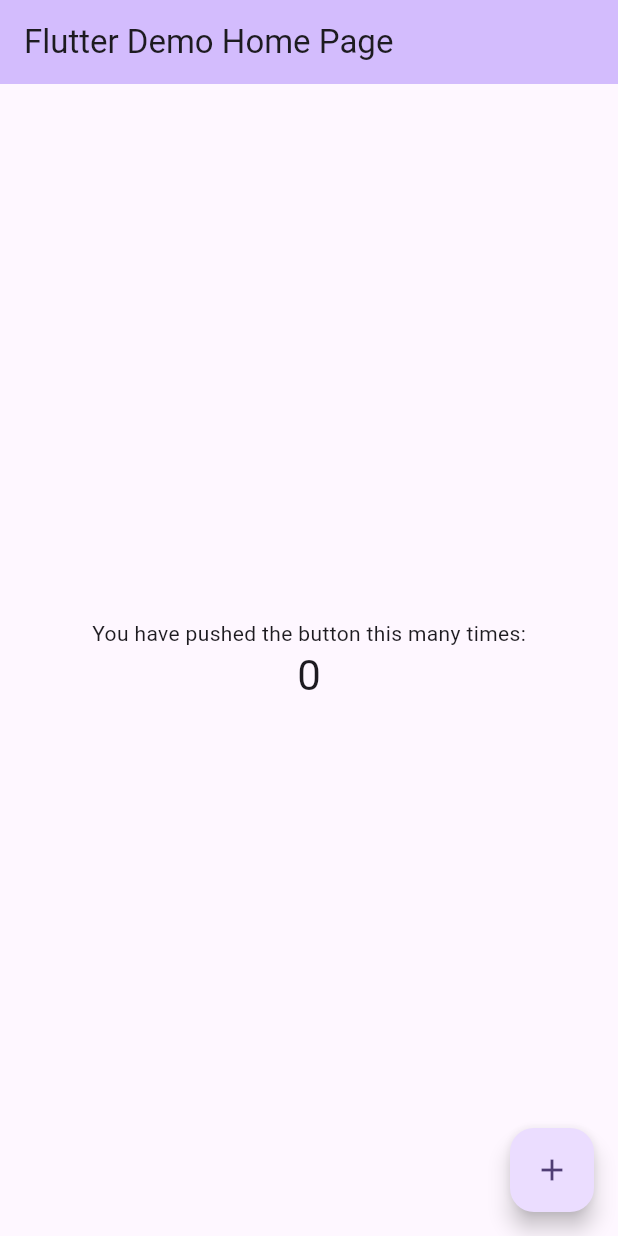
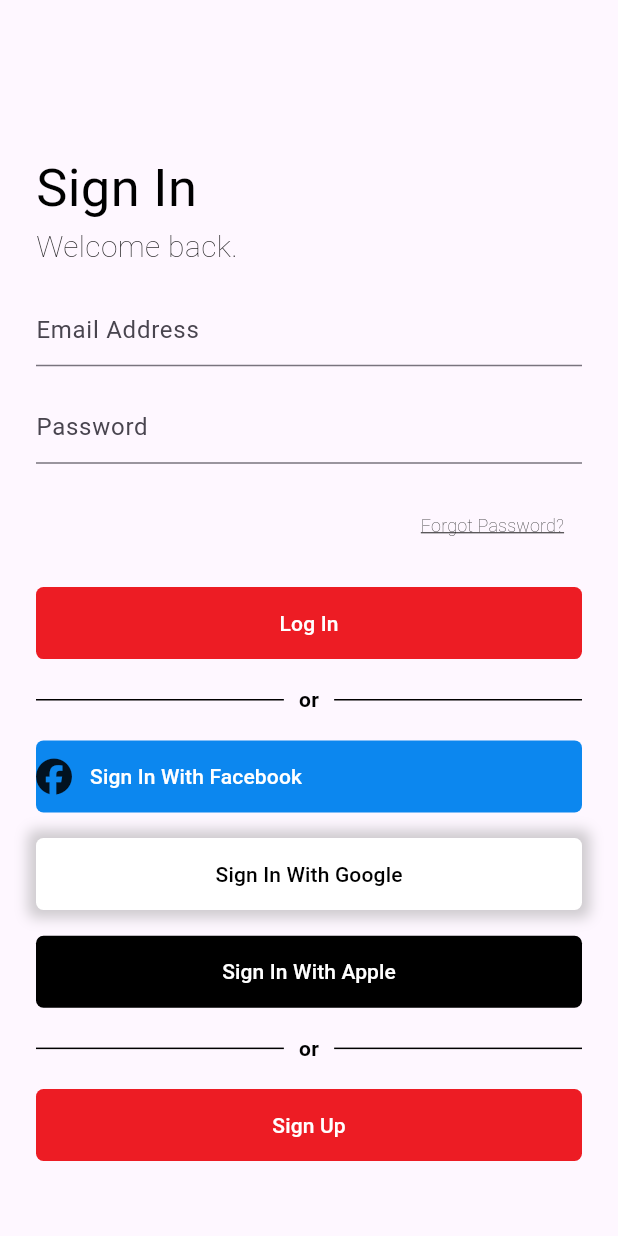
Before and after one commit to pabin1/afterhours-copy, a Flutter app: the screen it shows after launch, on a phone screen of 412 x 824 dp. Run offline on Flutter 3.47's test engine with Material 3 defaults, Android fonts, the light colour scheme and no system bars; our stand-ins replace font_awesome_flutter; Roboto replaces fonts that are missing (Poppins).

Commit message:
Log In page rendering done

```diff
--- /dev/null
+++ b/client/lib/constants/colors.dart
@@ -0,0 +1,5 @@
+import 'package:flutter/material.dart';
+
+const red = Color(0xFFED1C24);
+const white = Color(0xFFFFFFFF);
+const black = Color(0xFF000000);
--- a/client/lib/main.dart
+++ b/client/lib/main.dart
@@ -1,125 +1,14 @@
 import 'package:flutter/material.dart';
+import 'package:praxis_afterhours/views/sign_in_view.dart';
 
 void main() {
-  runApp(const MyApp());
-}
-
-class MyApp extends StatelessWidget {
-  const MyApp({super.key});
-
-  // This widget is the root of your application.
-  @override
-  Widget build(BuildContext context) {
-    return MaterialApp(
+  runApp(
+    MaterialApp(
       title: 'Flutter Demo',
       theme: ThemeData(
-        // This is the theme of your application.
-        //
-        // TRY THIS: Try running your application with "flutter run". You'll see
-        // the application has a purple toolbar. Then, without quitting the app,
-        // try changing the seedColor in the colorScheme below to Colors.green
-        // and then invoke "hot reload" (save your changes or press the "hot
-        // reload" button in a Flutter-supported IDE, or press "r" if you used
-        // the command line to start the app).
-        //
-        // Notice that the counter didn't reset back to zero; the application
-        // state is not lost during the reload. To reset the state, use hot
-        // restart instead.
-        //
-        // This works for code too, not just values: Most code changes can be
-        // tested with just a hot reload.
-        colorScheme: ColorScheme.fromSeed(seedColor: Colors.deepPurple),
-        useMaterial3: true,
+        fontFamily: "Poppins",
       ),
-      home: const MyHomePage(title: 'Flutter Demo Home Page'),
-    );
-  }
+      home: const SignInView(),
+    ),
+  );
 }
-
-class MyHomePage extends StatefulWidget {
-  const MyHomePage({super.key, required this.title});
-
-  // This widget is the home page of your application. It is stateful, meaning
-  // that it has a State object (defined below) that contains fields that affect
-  // how it looks.
-
-  // This class is the configuration for the state. It holds the values (in this
-  // case the title) provided by the parent (in this case the App widget) and
-  // used by the build method of the State. Fields in a Widget subclass are
-  // always marked "final".
-
-  final String title;
-
-  @override
-  State<MyHomePage> createState() => _MyHomePageState();
-}
-
-class _MyHomePageState extends State<MyHomePage> {
-  int _counter = 0;
-
-  void _incrementCounter() {
-    setState(() {
-      // This call to setState tells the Flutter framework that something has
-      // changed in this State, which causes it to rerun the build method below
-      // so that the display can reflect the updated values. If we changed
-      // _counter without calling setState(), then the build method would not be
-      // called again, and so nothing would appear to happen.
-      _counter++;
-    });
-  }
-
-  @override
-  Widget build(BuildContext context) {
-    // This method is rerun every time setState is called, for instance as done
-    // by the _incrementCounter method above.
-    //
-    // The Flutter framework has been optimized to make rerunning build methods
-    // fast, so that you can just rebuild anything that needs updating rather
-    // than having to individually change instances of widgets.
-    return Scaffold(
-      appBar: AppBar(
-        // TRY THIS: Try changing the color here to a specific color (to
-        // Colors.amber, perhaps?) and trigger a hot reload to see the AppBar
-        // change color while the other colors stay the same.
-        backgroundColor: Theme.of(context).colorScheme.inversePrimary,
-        // Here we take the value from the MyHomePage object that was created by
-        // the App.build method, and use it to set our appbar title.
-        title: Text(widget.title),
-      ),
-      body: Center(
-        // Center is a layout widget. It takes a single child and positions it
-        // in the middle of the parent.
-        child: Column(
-          // Column is also a layout widget. It takes a list of children and
-          // arranges them vertically. By default, it sizes itself to fit its
-          // children horizontally, and tries to be as tall as its parent.
-          //
-          // Column has various properties to control how it sizes itself and
-          // how it positions its children. Here we use mainAxisAlignment to
-          // center the children vertically; the main axis here is the vertical
-          // axis because Columns are vertical (the cross axis would be
-          // horizontal).
-          //
-          // TRY THIS: Invoke "debug painting" (choose the "Toggle Debug Paint"
-          // action in the IDE, or press "p" in the console), to see the
-          // wireframe for each widget.
-          mainAxisAlignment: MainAxisAlignment.center,
-          children: <Widget>[
-            const Text(
-              'You have pushed the button this many times:',
-            ),
-            Text(
-              '$_counter',
-              style: Theme.of(context).textTheme.headlineMedium,
-            ),
-          ],
-        ),
-      ),
-      floatingActionButton: FloatingActionButton(
-        onPressed: _incrementCounter,
-        tooltip: 'Increment',
-        child: const Icon(Icons.add),
-      ), // This trailing comma makes auto-formatting nicer for build methods.
-    );
-  }
-}
--- /dev/null
+++ b/client/lib/views/sign_in_view.dart
@@ -0,0 +1,211 @@
+import 'package:flutter/material.dart';
+import 'package:font_awesome_flutter/font_awesome_flutter.dart';
+import 'package:praxis_afterhours/constants/colors.dart';
+
+class SignInView extends StatelessWidget {
+  const SignInView({super.key});
+
+  @override
+  Widget build(BuildContext context) {
+    return Scaffold(
+      body: Container(
+        //Setting the margins of the content of the view.
+        margin: const EdgeInsets.only(
+          left: 24.0,
+          right: 24.0,
+          top: 100,
+          bottom: 50,
+        ),
+        //Column holding the content of the view
+        child: Column(
+          mainAxisAlignment: MainAxisAlignment.spaceBetween,
+          crossAxisAlignment: CrossAxisAlignment.stretch,
+          children: [
+            // "Sign In" and "Welcome back."
+            Container(
+              alignment: Alignment.centerLeft,
+              child: const Column(
+                crossAxisAlignment: CrossAxisAlignment.start,
+                children: [
+                  Text(
+                    "Sign In",
+                    style: TextStyle(
+                      fontSize: 35,
+                      fontWeight: FontWeight.normal,
+                      color: black,
+                    ),
+                  ),
+                  Text(
+                    "Welcome back.",
+                    style: TextStyle(
+                      fontSize: 20,
+                      fontWeight: FontWeight.w100,
+                      color: black,
+                    ),
+                  ),
+                ],
+              ),
+            ),
+            //Email Address
+            const TextField(
+              decoration: InputDecoration(
+                hintText: "Email Address",
+              ),
+            ),
+            //Password
+            const TextField(
+              obscureText: true,
+              decoration: InputDecoration(
+                hintText: "Password",
+              ),
+            ),
+            //Forgot Password
+            Container(
+              alignment: Alignment.topRight,
+              child: TextButton(
+                onPressed: () {},
+                child: const Text(
+                  "Forgot Password?",
+                  style: TextStyle(
+                    color: black,
+                    fontSize: 12,
+                    fontWeight: FontWeight.w100,
+                    decoration: TextDecoration.underline,
+                    decorationColor: black,
+                  ),
+                ),
+              ),
+            ),
+            //Log In
+            Container(
+              decoration: const BoxDecoration(
+                color: red,
+                borderRadius: BorderRadius.all(Radius.circular(5)),
+              ),
+              child: TextButton(
+                onPressed: () async {},
+                child: const Text(
+                  "Log In",
+                  style: TextStyle(
+                    color: white,
+                  ),
+                ),
+              ),
+            ),
+            //Divider (----or-----)
+            Row(
+              children: [
+                Expanded(
+                  child: Container(
+                    margin: const EdgeInsets.only(right: 10),
+                    child: const Divider(color: black),
+                  ),
+                ),
+                const Text("or",
+                    style: TextStyle(
+                      color: black,
+                      fontWeight: FontWeight.bold,
+                    )),
+                Expanded(
+                  child: Container(
+                    margin: const EdgeInsets.only(left: 10),
+                    child: const Divider(color: black),
+                  ),
+                ),
+              ],
+            ),
+            //Sign In with Facebook
+            Container(
+              decoration: const BoxDecoration(
+                color: Color.fromARGB(255, 12, 135, 239),
+                borderRadius: BorderRadius.all(Radius.circular(5)),
+              ),
+              child: Row(
+                children: [
+                  const Icon(
+                    FontAwesomeIcons.facebook,
+                  ),
+                  TextButton(
+                    onPressed: () async {},
+                    child: const Text(
+                      "Sign In With Facebook",
+                      style: TextStyle(color: white),
+                    ),
+                  ),
+                ],
+              ),
+            ),
+            //Sign In with Google
+            Container(
+              decoration: BoxDecoration(
+                  color: white,
+                  borderRadius: const BorderRadius.all(Radius.circular(5)),
+                  boxShadow: [
+                    BoxShadow(
+                      color: Colors.grey.withOpacity(0.5),
+                      spreadRadius: 5,
+                      blurRadius: 7,
+                    ),
+                  ]),
+              child: TextButton(
+                onPressed: () async {},
+                child: const Text("Sign In With Google",
+                    style: TextStyle(color: black)),
+              ),
+            ),
+            //Sign In with Apple
+            Container(
+              decoration: const BoxDecoration(
+                color: black,
+                borderRadius: BorderRadius.all(Radius.circular(5)),
+              ),
+              child: TextButton(
+                onPressed: () async {},
+                child: const Text(
+                  "Sign In With Apple",
+                  style: TextStyle(color: white),
+                ),
+              ),
+            ),
+            //Divider (----or-----)
+            Row(
+              children: [
+                Expanded(
+                  child: Container(
+                    margin: const EdgeInsets.only(right: 10),
+                    child: const Divider(color: black),
+                  ),
+                ),
+                const Text("or",
+                    style: TextStyle(
+                      color: black,
+                      fontWeight: FontWeight.bold,
+                    )),
+                Expanded(
+                  child: Container(
+                    margin: const EdgeInsets.only(left: 10),
+                    child: const Divider(color: black),
+                  ),
+                ),
+              ],
+            ),
+            //Sign Up
+            Container(
+              decoration: const BoxDecoration(
+                color: red,
+                borderRadius: BorderRadius.all(Radius.circular(5)),
+              ),
+              child: TextButton(
+                onPressed: () async {},
+                child: const Text(
+                  "Sign Up",
+                  style: TextStyle(color: white),
+                ),
+              ),
+            ),
+          ],
+        ),
+      ),
+    );
+  }
+}
--- a/client/pubspec.yaml
+++ b/client/pubspec.yaml
@@ -31,7 +31,7 @@
   flutter:
     sdk: flutter
 
-
+  font_awesome_flutter: ^10.7.0
   # The following adds the Cupertino Icons font to your application.
   # Use with the CupertinoIcons class for iOS style icons.
   cupertino_icons: ^1.0.6
```
Also changed, not shown: client/pubspec.lock, 1 other file.
